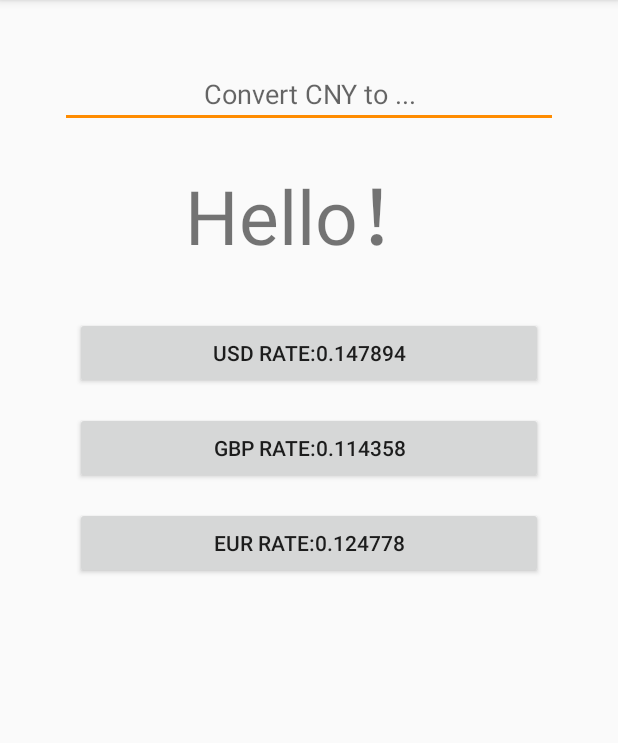
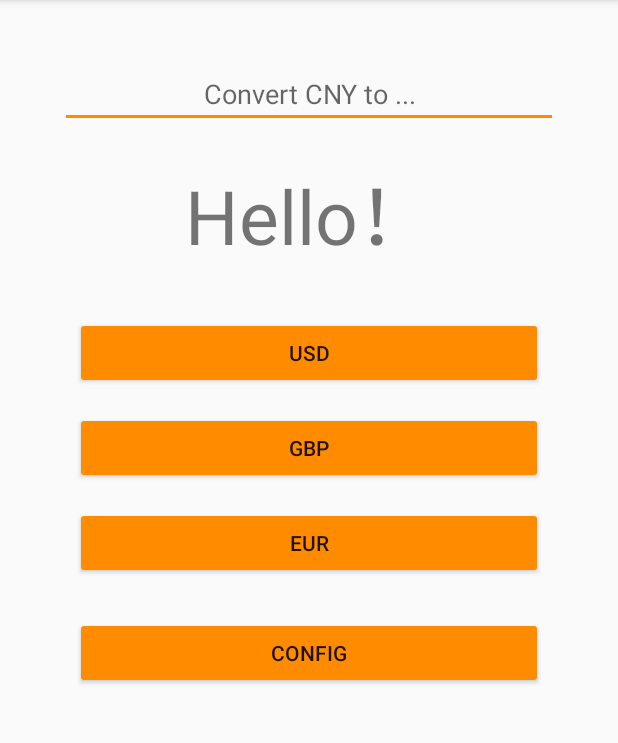
Before and after one commit to StrangeDS/ThirdApp, an Android app: the screen it shows after launch (MainActivity), on a phone screen of 412 x 824 dp, the part 84-827 px from its top. Run offline under Robolectric (Android 15) with nearby library versions, the phone set to English and light mode, and no system bars.

Commit message:
可配置汇率的汇率转换器

```diff
--- a/app/src/main/AndroidManifest.xml
+++ b/app/src/main/AndroidManifest.xml
@@ -16,6 +16,8 @@
                 <category android:name="android.intent.category.LAUNCHER" />
             </intent-filter>
         </activity>
+        <activity android:name=".MainActivity2">
+        </activity>
     </application>
 
 </manifest>
--- a/app/src/main/res/layout/activity_main.xml
+++ b/app/src/main/res/layout/activity_main.xml
@@ -35,30 +35,39 @@
         android:id="@+id/btn1"
         android:layout_width="match_parent"
         android:layout_height="wrap_content"
-        android:layout_marginBottom="15dp"
         android:layout_marginLeft="50dp"
         android:layout_marginRight="50dp"
-        android:onClick="btn1"
+        android:layout_marginBottom="15dp"
+        android:onClick="btn"
         android:text="@string/D1" />
 
     <Button
         android:id="@+id/btn2"
         android:layout_width="match_parent"
         android:layout_height="wrap_content"
-        android:layout_marginBottom="15dp"
         android:layout_marginLeft="50dp"
         android:layout_marginRight="50dp"
-        android:onClick="btn2"
+        android:layout_marginBottom="15dp"
+        android:onClick="btn"
         android:text="@string/D2" />
 
     <Button
         android:id="@+id/btn3"
         android:layout_width="match_parent"
         android:layout_height="wrap_content"
-        android:layout_marginBottom="15dp"
         android:layout_marginLeft="50dp"
         android:layout_marginRight="50dp"
-        android:onClick="btn3"
+        android:layout_marginBottom="25dp"
+        android:onClick="btn"
         android:text="@string/D3" />
 
+    <Button
+        android:id="@+id/btn_config"
+        android:layout_width="match_parent"
+        android:layout_height="wrap_content"
+        android:layout_marginLeft="50dp"
+        android:layout_marginRight="50dp"
+        android:onClick="btn_conifg"
+        android:text="@string/config" />
+
 </LinearLayout>
--- a/app/src/main/res/values/strings.xml
+++ b/app/src/main/res/values/strings.xml
@@ -2,7 +2,9 @@
     <string name="app_name">ThirdApp</string>
     <string name="tips">Convert CNY to ...</string>
     <string name="welcome">Hello！</string>
-    <string name="D1">USD rate:0.147894</string>
-    <string name="D2">GBP rate:0.114358</string>
-    <string name="D3">EUR rate:0.124778</string>
+    <string name="D1">USD</string>
+    <string name="D2">GBP</string>
+    <string name="D3">EUR</string>
+    <string name="config">Config</string>
+    <string name="save">Save</string>
 </resources>
--- a/app/src/main/res/values/styles.xml
+++ b/app/src/main/res/values/styles.xml
@@ -5,6 +5,7 @@
         <item name="colorPrimary">@color/colorPrimary</item>
         <item name="colorPrimaryDark">@color/colorPrimaryDark</item>
         <item name="colorAccent">@color/colorAccent</item>
+        <item name="colorButtonNormal">@color/colorPrimary</item>
     </style>
 
 </resources>
```
Also changed, not shown: app/src/main/java/com/swufe/thirdapp/MainActivity.java (+41 -39 lines), app/src/main/java/com/swufe/thirdapp/MainActivity2.java (added, +49 -0 lines), app/src/main/res/layout/activity_main2.xml (added, +56 -0 lines), 1 other file.
